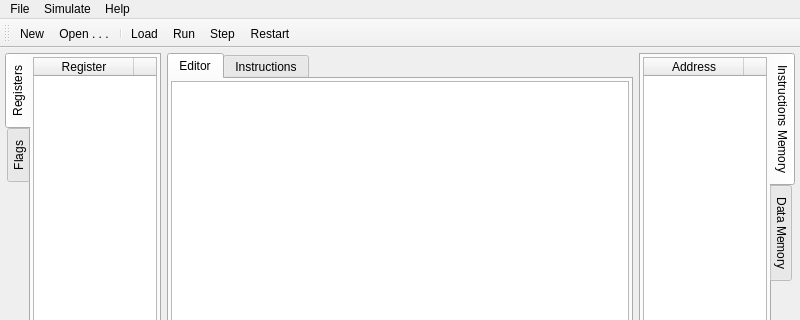
This is RISC-V-Playground/view/viewmainwindow.ui in darkvictor13/RISC-V-Playground as Qt 5 draws it before an edit; both pictures show x 0 to 800 and y 0 to 320 of the 800 by 600 pixel window. The edited form follows.
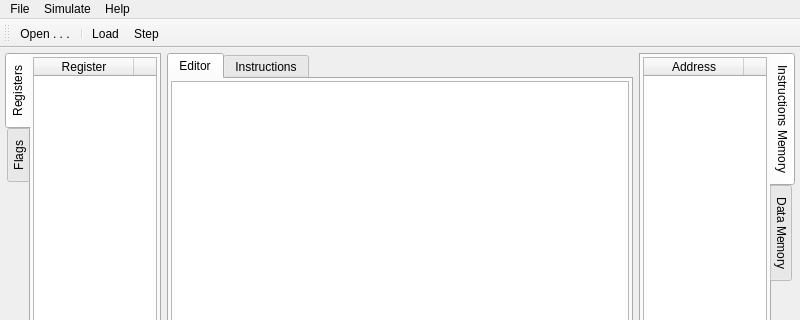
This is the edited form.

Commit message: remove buttons

```diff
--- a/RISC-V-Playground/view/viewmainwindow.ui
+++ b/RISC-V-Playground/view/viewmainwindow.ui
@@ -425,13 +425,10 @@
    <attribute name="toolBarBreak">
     <bool>false</bool>
    </attribute>
-   <addaction name="actionNew"/>
    <addaction name="actionOpen"/>
    <addaction name="separator"/>
    <addaction name="actionLoad"/>
-   <addaction name="actionRun"/>
    <addaction name="actionStep"/>
-   <addaction name="actionRestart"/>
   </widget>
   <action name="actionNew">
    <property name="text">
```
Left out of the diff: 5 changed lines with no effect on the pictures. The commit also changes 7 other files.
